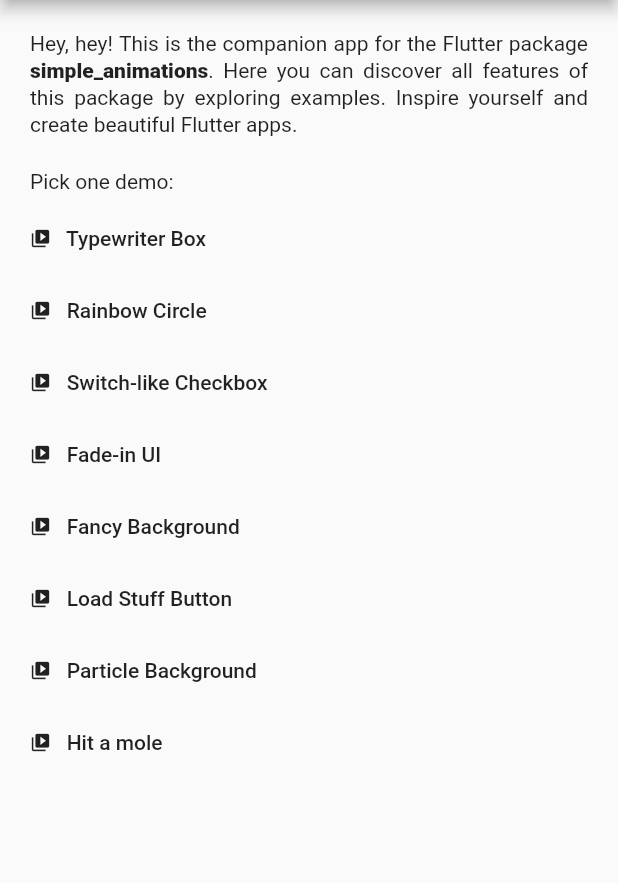
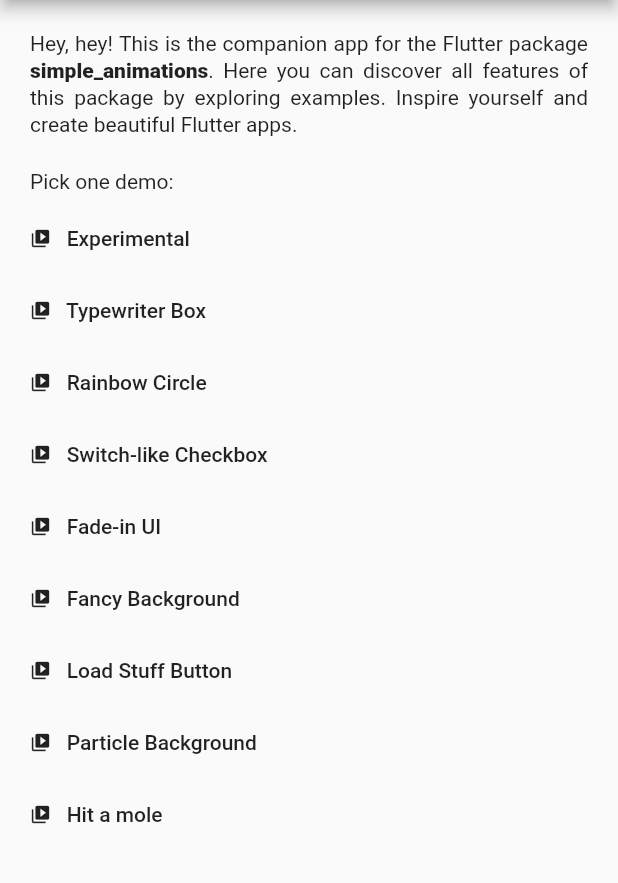
Before and after one commit to ericodex/simple_animations_example_app, a Flutter app: the screen it shows after launch, on a phone screen of 412 x 824 dp, the part 84-967 px from its top. Run offline on Flutter 3.47's test engine with Material 2 defaults, Android fonts, the phone set to English and light mode, and no system bars; our stand-ins replace simple_animations.

Commit message:
prepared experimental demo

```diff
--- a/lib/examples_configuration.dart
+++ b/lib/examples_configuration.dart
@@ -8,9 +8,13 @@ import 'package:simple_animations_example_app/examples/switchlike_checkbox.dart'
 import 'package:simple_animations_example_app/examples/typewriter_box.dart';
 import 'package:simple_animations_example_app/examples/load_stuff_button.dart';
 
+import 'examples/experimental.dart';
+
 ExamplesConfiguration getExamplesConfiguration() {
   final configuration = ExamplesConfiguration();
 
+  configuration.add(ExampleItem(
+      name: "Experimental", builder: (context) => ExperimentalDemo()));
   configuration.add(ExampleItem(
       name: "Typewriter Box", builder: (context) => TypewriterBoxDemo()));
   configuration.add(ExampleItem(
```
Also changed, not shown: lib/examples/experimental.dart (added, +23 -0 lines).
